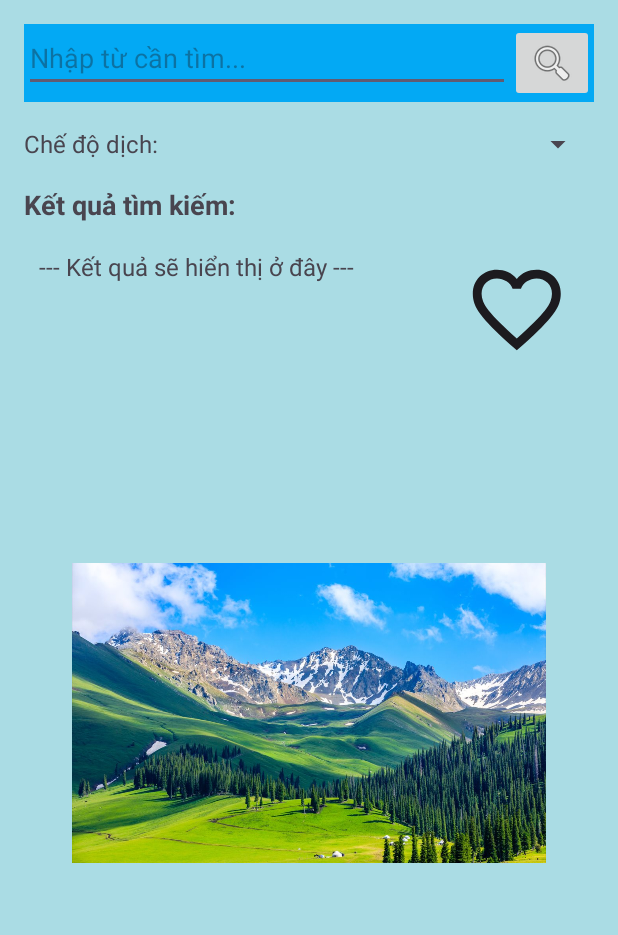
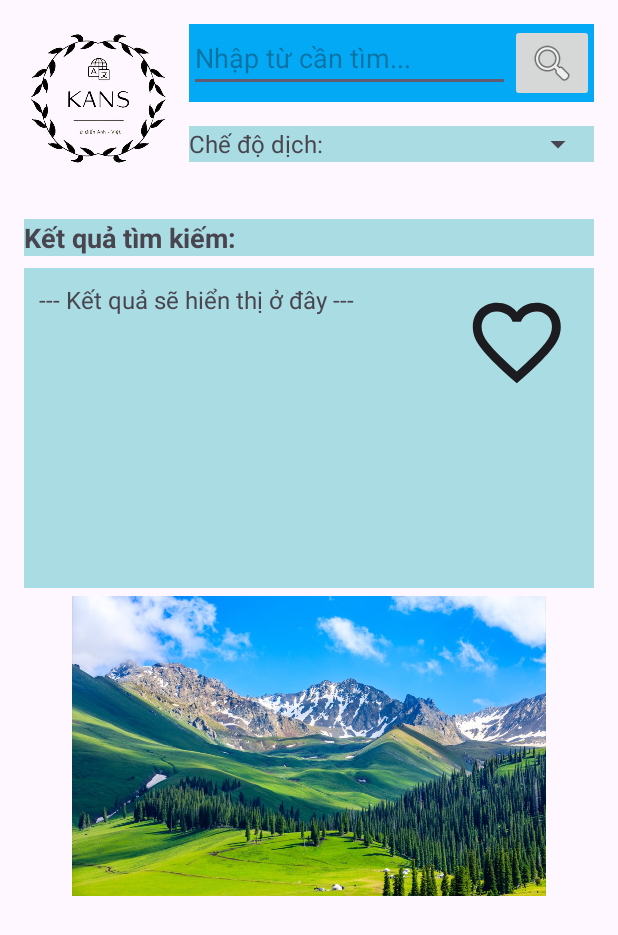
Before and after one commit to sungocanhkien/Android_App, an Android app: the layout fragment_home.xml on its own in the app's theme, with its tools: preview values and no code run, on a phone screen of 412 x 824 dp. Shown: the top 935 px of the screen. Run offline under Robolectric (Android 15) with nearby library versions, the phone set to English and light mode, and no system bars.

Commit message:
Update fragment_home.xml

```diff
--- a/Vietnamese_English_Dictionary/app/src/main/res/layout/fragment_home.xml
+++ b/Vietnamese_English_Dictionary/app/src/main/res/layout/fragment_home.xml
@@ -3,12 +3,30 @@
     xmlns:tools="http://schemas.android.com/tools"
     android:layout_width="match_parent"
     android:layout_height="match_parent"
-    android:background="#AADCE4"
     android:orientation="vertical"
     android:padding="16dp"
     tools:ignore="ExtraText">
+    <LinearLayout
+        android:layout_width="match_parent"
+        android:layout_height="120dp"
+        android:orientation="horizontal"
+        android:layout_marginBottom="10dp">
+        <LinearLayout
+            android:layout_width="100dp"
+            android:layout_height="100dp"
+            android:layout_marginRight="10dp">
+            <ImageView
+                android:layout_width="wrap_content"
+                android:layout_height="wrap_content"
+                android:src="@drawable/logofill">
 
-    <!-- Khu vực tìm kiếm -->
+            </ImageView>
+
+        </LinearLayout>
+        <LinearLayout
+            android:layout_width="match_parent"
+            android:layout_height="wrap_content"
+            android:orientation="vertical">
             <LinearLayout
                 android:layout_width="match_parent"
                 android:layout_height="wrap_content"
@@ -19,7 +37,6 @@
                 <EditText
                     android:id="@+id/et_search_word"
                     android:layout_width="0dp"
-
                     android:layout_height="wrap_content"
                     android:layout_weight="1"
                     android:hint="Nhập từ cần tìm..."
@@ -32,14 +49,12 @@
                     android:layout_height="wrap_content"
                     android:src="@android:drawable/ic_menu_search"
                     android:contentDescription="Tìm kiếm"/>
-
             </LinearLayout>
-
             <LinearLayout
                 android:layout_width="match_parent"
                 android:layout_height="wrap_content"
                 android:orientation="horizontal"
-        android:layout_marginBottom="16dp"
+                android:background="#AADCE4"
                 android:gravity="center_vertical">
 
                 <TextView
@@ -53,14 +68,19 @@
                     android:id="@+id/spinner_language_mode"
                     android:layout_width="0dp"
                     android:layout_height="wrap_content"
-            android:layout_weight="1"/>
+                    android:layout_weight="1" />
             </LinearLayout>
+        </LinearLayout>
+
+    </LinearLayout>
+
 
     <!-- Khu vực hiển thị kết quả -->
     <TextView
         android:id="@+id/tv_search_result_title"
         android:layout_width="match_parent"
         android:layout_height="wrap_content"
+        android:background="#AADCE4"
         android:text="Kết quả tìm kiếm:"
         android:textSize="18sp"
         android:textStyle="bold"
@@ -69,6 +89,7 @@
     <LinearLayout
         android:layout_width="match_parent"
         android:layout_height="213dp"
+        android:background="#AADCE4"
         android:orientation="horizontal"
         android:padding="10dp">
 
```
Lines whose indentation alone changed are shown as unchanged.
